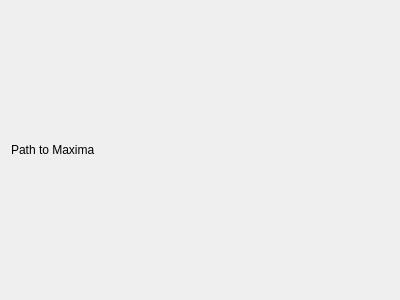
Before: the Qt Designer form src/backends/maxima/settings.ui in KDE/cantor, drawn with Qt 5.
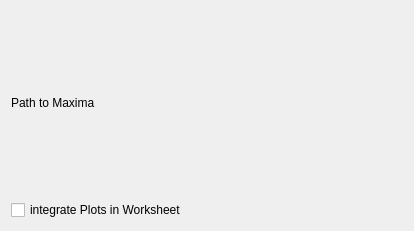
After: the same form once the commit is applied. Custom widgets are drawn as their Qt base class.

Commit message: integrate plots into the worksheet when using maxima backend

```diff
--- a/src/backends/maxima/settings.ui
+++ b/src/backends/maxima/settings.ui
@@ -6,8 +6,8 @@
    <rect>
     <x>0</x>
     <y>0</y>
-    <width>400</width>
-    <height>300</height>
+    <width>414</width>
+    <height>231</height>
    </rect>
   </property>
   <layout class="QVBoxLayout" name="verticalLayout">
@@ -25,6 +25,13 @@
      </item>
     </layout>
    </item>
+   <item>
+    <widget class="QCheckBox" name="kcfg_integratePlots">
+     <property name="text">
+      <string>integrate Plots in Worksheet</string>
+     </property>
+    </widget>
+   </item>
   </layout>
  </widget>
  <customwidgets>
```
The commit also changes 3 other files.
